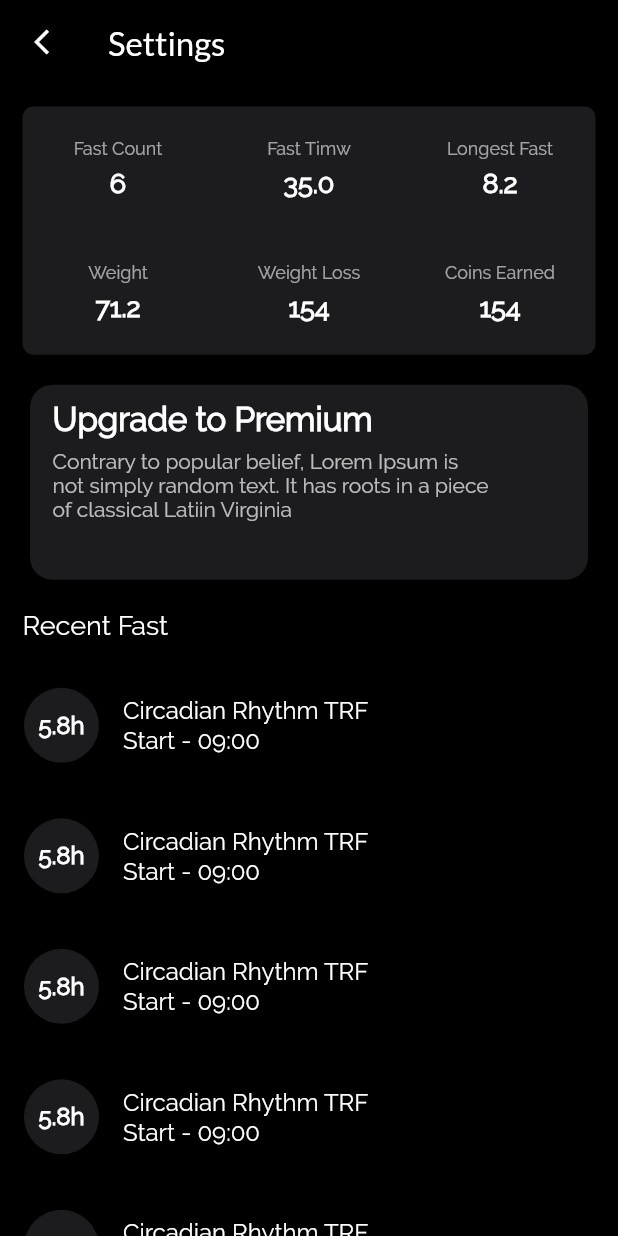
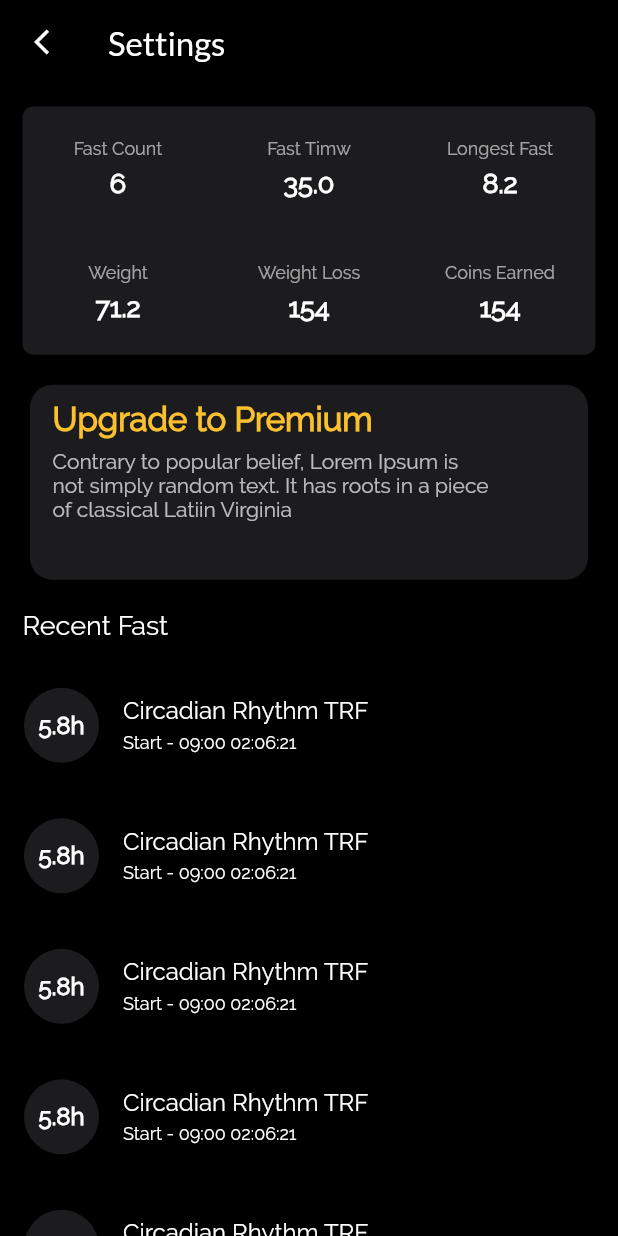
Before and after one commit to Microinstance/fitmemax, a Flutter app: the FastSettings screen opened directly, on a phone screen of 412 x 824 dp. Run offline on Flutter 3.47's test engine with Material 2 defaults, Android fonts, the phone set to English and light mode, and no system bars; our stand-ins replace adaptive_dialog, cached_network_image, calendar_timeline, carousel_slider, delayed_display, flutter_html and 16 more; missing offline and left inert: animator, ff_navigation_bar, flutter_date_picker_timeline, flutter_facebook_login, flutter_sparkline, inview_notifier_list and 1 more; accounts and stored records are empty.

Commit message:
settings

```diff
--- a/lib/main.dart
+++ b/lib/main.dart
@@ -1,5 +1,3 @@
-import 'package:fitmemax/src/module/CalTracker/CalSettings.dart';
-import 'package:fitmemax/src/module/Fast/FastDashboard.dart';
 import 'package:fitmemax/src/module/dashboard/Dashboard.dart';
 import 'package:flutter/material.dart';
 import 'package:flutter/services.dart';
@@ -36,7 +34,7 @@ class MyApp extends StatelessWidget {
         //   const Locale('es'),
         //   const Locale('en'),
         // ],
-        home: FastDashboard(),
+        home: Dashboard(),
       ),
     );
   }
--- a/lib/src/data/data2.dart
+++ b/lib/src/data/data2.dart
@@ -14,6 +14,7 @@ class Data {
       'titel' : 'Longest Fast',
       'Value' : '8.2',
     },
+
     {
       'titel' : 'Weight',
       'Value' : '71.2',
--- a/lib/src/module/Fast/FastSettings.dart
+++ b/lib/src/module/Fast/FastSettings.dart
@@ -74,7 +74,7 @@ class _FastSettingsState extends State<FastSettings> {
                         crossAxisAlignment: CrossAxisAlignment.start,
                         children: [
                           Text("Upgrade to Premium",style: TextStyle(
-                              color: Colors.white,
+                              color: Colors.yellow[700],
                               fontWeight: FontWeight.bold,
                               fontSize: 22,),),
                           SizedBox(height: 7,),
@@ -120,7 +120,7 @@ class _FastSettingsState extends State<FastSettings> {
                           backgroundColor: Color(0xFF1c1c1e),
                           child: Center(child: Text("5.8h",style: TextStyle(fontSize: 16,color: Colors.white,fontWeight: FontWeight.bold),))),
                       title: Text("Circadian Rhythm TRF",style: TextStyle(fontSize: 16,color: Colors.white,),),
-                      subtitle: Text("Start - 09:00",style: TextStyle(fontSize: 16,color: Colors.white,),),
+                      subtitle: Text("Start - 09:00 02:06:21",style: TextStyle(fontSize: 12,color: Colors.white,),),
                     ),
                   );
                 },
```
Also changed, not shown: 1 other file.
